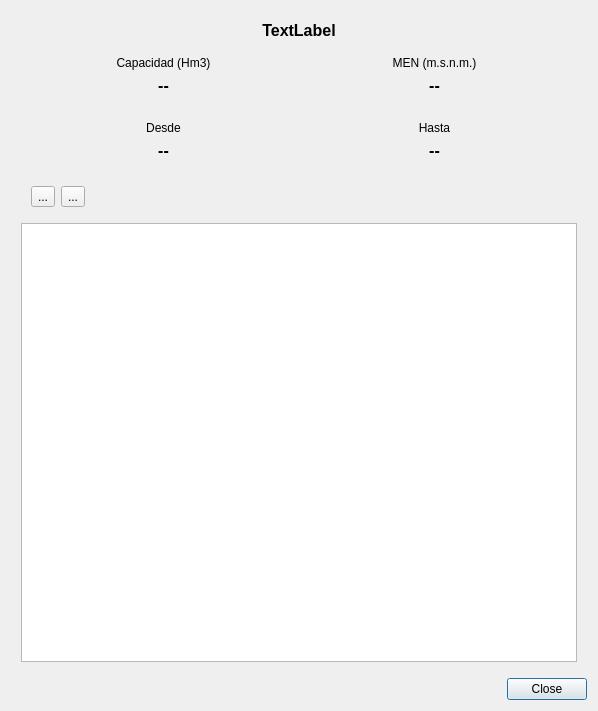
Above: src/dlg-show-table.ui from federicomartinlara1976/VerEmbalses before the change. Below: the same form after it.
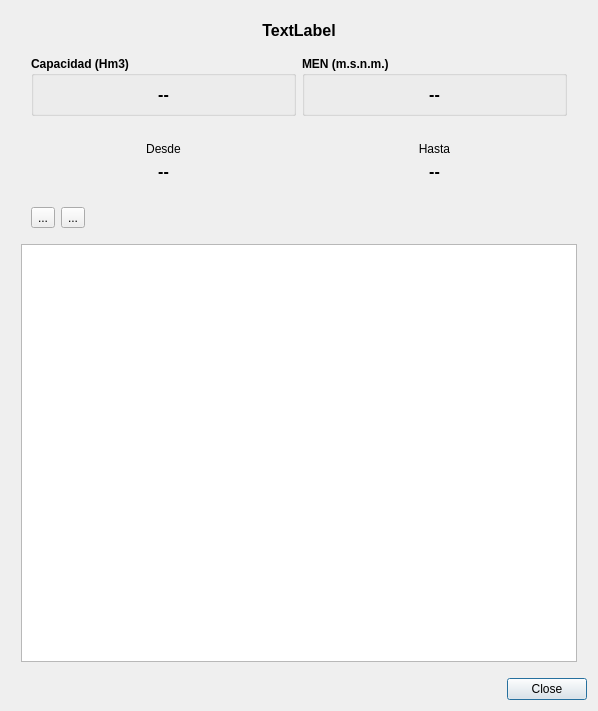
That is the form after the change.

Commit message: Total capacidad por zona

Diff of the .ui file:
```diff
--- a/src/dlg-show-table.ui
+++ b/src/dlg-show-table.ui
@@ -59,17 +59,19 @@
         <number>10</number>
        </property>
        <item>
-        <layout class="QVBoxLayout" name="capacidadContainer">
-         <item>
-          <widget class="QLabel" name="label_4">
-           <property name="text">
+        <widget class="QGroupBox" name="capacidadContainer">
+         <property name="font">
+          <font>
+           <bold>true</bold>
+          </font>
+         </property>
+         <property name="title">
             <string>Capacidad (Hm3)</string>
            </property>
-           <property name="alignment">
-            <set>Qt::AlignCenter</set>
-           </property>
-          </widget>
-         </item>
+         <property name="flat">
+          <bool>false</bool>
+         </property>
+         <layout class="QVBoxLayout" name="_2">
          <item>
           <widget class="QLabel" name="lblCapacidad">
            <property name="font">
@@ -87,19 +89,19 @@
           </widget>
          </item>
         </layout>
+        </widget>
        </item>
        <item>
-        <layout class="QVBoxLayout" name="menContainer">
-         <item>
-          <widget class="QLabel" name="label_5">
-           <property name="text">
+        <widget class="QGroupBox" name="menContainer">
+         <property name="font">
+          <font>
+           <bold>true</bold>
+          </font>
+         </property>
+         <property name="title">
             <string>MEN (m.s.n.m.)</string>
            </property>
-           <property name="alignment">
-            <set>Qt::AlignCenter</set>
-           </property>
-          </widget>
-         </item>
+         <layout class="QVBoxLayout" name="_3">
          <item>
           <widget class="QLabel" name="lblMen">
            <property name="font">
@@ -117,6 +119,7 @@
           </widget>
          </item>
         </layout>
+        </widget>
        </item>
       </layout>
      </item>
```
Lines whose indentation alone changed are shown as unchanged. The commit also changes 5 other files.
